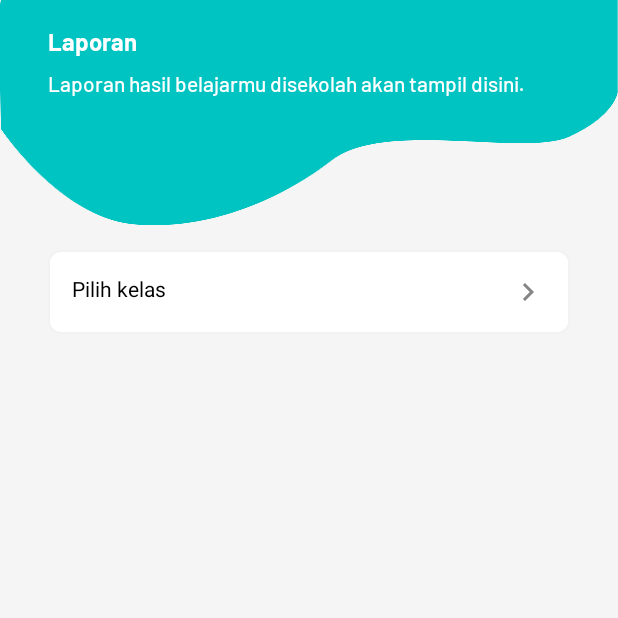
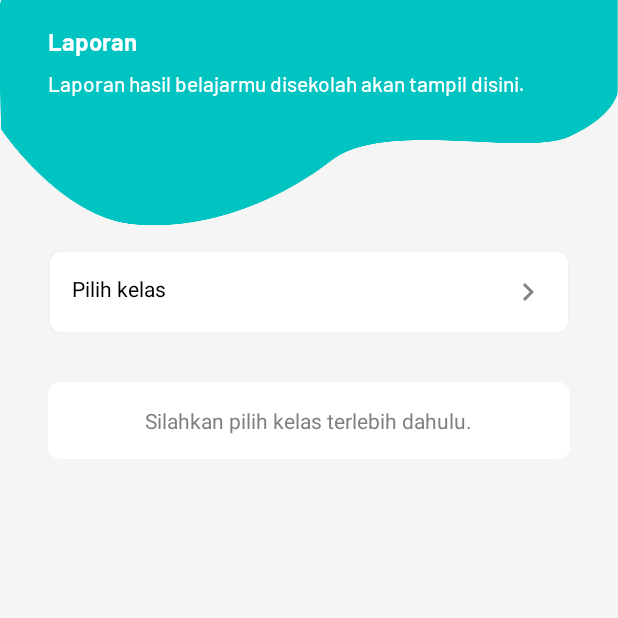
Before and after one commit to cecepfahriazal1997/PenaMob-Android, an Android app: the fragment Report shown on its own in the app's theme, on a phone screen of 412 x 824 dp, the top half of it. Run offline under Robolectric (Android 15) with nearby library versions, the phone set to English and light mode, and no system bars; 1 statement that could not run was skipped.

Commit message:
feat: implement APIs report

```diff
--- a/app/src/main/java/com/nita/penamob/activity/Picker.java
+++ b/app/src/main/java/com/nita/penamob/activity/Picker.java
@@ -106,7 +106,9 @@ public class Picker extends BaseController implements View.OnClickListener {
     @Override
     public void onClick(View v) {
         switch (v.getId()) {
-
+            case R.id.back:
+                finish();
+                break;
         }
     }
 }
--- a/app/src/main/java/com/nita/penamob/api/Service.java
+++ b/app/src/main/java/com/nita/penamob/api/Service.java
@@ -46,7 +46,7 @@ public class Service {
     public String quizStart = baseUrl + "student/quiz/start?lessons_id=";
     public String quizSave = baseUrl + "student/quiz/save";
     public String quizStop = baseUrl + "student/quiz/stop";
-    public String report = baseUrl + "student/report";
+    public String report = baseUrl + "student/report?course_id=";
 
     public String bodyResponse = "data";
 
--- a/app/src/main/java/com/nita/penamob/fragment/Report.java
+++ b/app/src/main/java/com/nita/penamob/fragment/Report.java
@@ -5,6 +5,7 @@ import android.os.Bundle;
 import android.view.LayoutInflater;
 import android.view.View;
 import android.view.ViewGroup;
+import android.widget.LinearLayout;
 import android.widget.RelativeLayout;
 import android.widget.TextView;
 
@@ -13,28 +14,35 @@ import androidx.activity.result.ActivityResultCallback;
 import androidx.activity.result.ActivityResultLauncher;
 import androidx.activity.result.contract.ActivityResultContracts;
 import androidx.fragment.app.Fragment;
+import androidx.recyclerview.widget.LinearLayoutManager;
 import androidx.recyclerview.widget.RecyclerView;
 
 import com.nita.penamob.R;
 import com.nita.penamob.activity.Dashboard;
 import com.nita.penamob.activity.Picker;
-import com.nita.penamob.adapter.GridMenuAdapter;
-import com.nita.penamob.model.GridMenuModel;
+import com.nita.penamob.adapter.LearningPathAdapter;
+import com.nita.penamob.api.Service;
+import com.nita.penamob.model.LearningPathModel;
+import com.nita.penamob.model.LessonsModel;
 
+import org.json.JSONArray;
 import org.json.JSONObject;
 
 import java.util.ArrayList;
 import java.util.List;
+import java.util.Map;
 
 public class Report extends Fragment implements View.OnClickListener {
     private Dashboard parent;
-    private RecyclerView listMenu;
+    private RecyclerView list;
+    private LinearLayout emptyState;
+    private TextView messageEmptyState;
     private RelativeLayout contentCourses;
     private TextView courses;
-    private GridMenuAdapter adapter;
-    private List<GridMenuModel> lists = new ArrayList<>();
     private final int GET_COURSES = 0;
-    private String tmpCoursesId = "";
+    private String coursesId = "";
+    private LearningPathAdapter adapter;
+    private List<LearningPathModel> lists = new ArrayList<>();
 
     public Report() {
     }
@@ -58,11 +66,81 @@ public class Report extends Fragment implements View.OnClickListener {
     private void findView(View rootView) {
         contentCourses = rootView.findViewById(R.id.content_courses);
         courses = rootView.findViewById(R.id.courses);
-        listMenu = rootView.findViewById(R.id.list_menu);
+        list = rootView.findViewById(R.id.list_menu);
+        emptyState = rootView.findViewById(R.id.empty_state);
+        messageEmptyState = rootView.findViewById(R.id.message);
     }
 
     private void init() {
         contentCourses.setOnClickListener(this::onClick);
+        messageEmptyState.setText("Silahkan pilih kelas terlebih dahulu.");
+    }
+
+    private void fetchData() {
+        lists.clear();
+
+        try {
+            parent.clientApiService.apiService(parent.clientApiService.report + coursesId, null, null, true, new Service.hashMapListener() {
+                @Override
+                public String getHashMap(Map<String, String> hashMap) {
+                    try {
+                        if (hashMap.get("status").equals("true")) {
+                            JSONArray data = new JSONArray(hashMap.get("data"));
+
+                            for (int i = 0; i < data.length(); i++) {
+                                JSONObject detail = data.getJSONObject(i);
+                                JSONArray lesson = detail.getJSONArray("child");
+
+                                List<LessonsModel> listLessons = new ArrayList<>();
+
+                                for (int x = 0; x < lesson.length(); x++) {
+                                    JSONObject lessonDetail = lesson.getJSONObject(x);
+                                    String expired = "";
+
+                                    if (lessonDetail.getInt("is_expired") == 1) {
+                                        expired += parent.functionHelper.convertDateString(lessonDetail.getString("start_date"), "yyyy-MM-dd", "MMM dd, yyyy");
+                                        expired += " s.d ";
+                                        expired += parent.functionHelper.convertDateString(lessonDetail.getString("end_date"), "yyyy-MM-dd", "MMM dd, yyyy");
+                                    }
+
+                                    LessonsModel dataLessons = new LessonsModel(lessonDetail.getString("id"), lessonDetail.getString("name"), lessonDetail.getString("type"), lessonDetail.getString("format"), expired, false);
+                                    dataLessons.setInformation(lessonDetail.getString("score"));
+
+                                    listLessons.add(dataLessons);
+                                }
+
+                                LearningPathModel item = new LearningPathModel(detail.getString("id"), detail.getString("section"), listLessons.size() > 0, listLessons, false, false);
+                                item.setWithScore(true);
+                                lists.add(item);
+                            }
+                            emptyState.setVisibility(View.GONE);
+                        } else {
+                            messageEmptyState.setText("Silahkan pilih kelas terlebih dahulu.");
+                        }
+
+                        LinearLayoutManager layoutManager = new LinearLayoutManager(parent.getApplicationContext(), RecyclerView.VERTICAL, false);
+                        adapter = new LearningPathAdapter(parent.getApplicationContext(), lists, R.layout.item_topic, parent.functionHelper, new LearningPathAdapter.OnClickListener() {
+                            @Override
+                            public void onClickListener(int position, View view) {
+                                LearningPathModel detail = lists.get(position);
+                                if (view.getId() == R.id.contentTopic) {
+                                    lists.get(position).setOpened(!detail.isOpened());
+                                    adapter.notifyDataSetChanged();
+                                }
+                            }
+                        });
+
+                        list.setLayoutManager(layoutManager);
+                        list.setAdapter(adapter);
+                    } catch (Exception er) {
+                        er.printStackTrace();
+                    }
+                    return null;
+                }
+            });
+        } catch (Exception e) {
+            e.printStackTrace();
+        }
     }
 
     ActivityResultLauncher<Intent> activityResultLaunch = registerForActivityResult(
@@ -75,7 +153,9 @@ public class Report extends Fragment implements View.OnClickListener {
                             try {
                                 JSONObject data = new JSONObject(result.getData().getStringExtra("result"));
                                 courses.setText(data.getString("title"));
-                                tmpCoursesId = data.getString("id");
+                                courses.setVisibility(View.VISIBLE);
+                                coursesId = data.getString("id");
+                                fetchData();
                             } catch (Exception e) {
                                 e.printStackTrace();
                             }
@@ -90,6 +170,7 @@ public class Report extends Fragment implements View.OnClickListener {
             case R.id.content_courses:
                 Intent intent = new Intent(getActivity(), Picker.class);
                 intent.putExtra("title", "Pilih Kelas");
+                intent.putExtra("id", coursesId);
                 intent.putExtra("url", parent.clientApiService.courses);
                 intent.putExtra("CODE_RESULT", GET_COURSES);
                 activityResultLaunch.launch(intent);
--- /dev/null
+++ b/app/src/main/res/layout/empty_state.xml
@@ -0,0 +1,29 @@
+<?xml version="1.0" encoding="utf-8"?>
+<LinearLayout xmlns:android="http://schemas.android.com/apk/res/android"
+    xmlns:tools="http://schemas.android.com/tools"
+    android:layout_width="match_parent"
+    android:layout_height="wrap_content"
+    android:background="@drawable/badge_white"
+    android:gravity="center"
+    android:orientation="vertical"
+    android:padding="16dp">
+
+    <TextView
+        android:id="@+id/title"
+        android:layout_width="wrap_content"
+        android:layout_height="wrap_content"
+        android:layout_marginBottom="8dp"
+        android:text="Oops"
+        android:textColor="@color/black"
+        android:textSize="16dp"
+        android:visibility="gone" />
+
+    <TextView
+        android:id="@+id/message"
+        android:layout_width="wrap_content"
+        android:layout_height="wrap_content"
+        android:text="Oops"
+        android:textColor="@color/grayLevel6"
+        android:textSize="14dp"
+        tools:ignore="TextSizeCheck" />
+</LinearLayout>
--- a/app/src/main/res/layout/fragment_report.xml
+++ b/app/src/main/res/layout/fragment_report.xml
@@ -93,12 +93,22 @@
                 android:src="@drawable/arrow_right" />
         </RelativeLayout>
 
-        <androidx.recyclerview.widget.RecyclerView
-            android:id="@+id/list_menu"
+        <RelativeLayout
             android:layout_width="match_parent"
-            android:layout_height="match_parent"
-            android:padding="16dp" />
+            android:layout_height="wrap_content">
 
+            <androidx.recyclerview.widget.RecyclerView
+                android:id="@+id/list_menu"
+                android:layout_width="match_parent"
+                android:layout_height="match_parent"
+                android:padding="16dp" />
+
+            <include
+                android:id="@+id/empty_state"
+                layout="@layout/empty_state"
+                android:layout_width="match_parent"
+                android:layout_height="wrap_content"
+                android:layout_margin="32dp" />
+        </RelativeLayout>
     </LinearLayout>
-
 </RelativeLayout>
```
Also changed, not shown: app/src/main/java/com/nita/penamob/adapter/LearningPathAdapter.java (+13 -5 lines), app/src/main/java/com/nita/penamob/model/LearningPathModel.java (+10 -1 lines), app/src/main/java/com/nita/penamob/model/LessonsModel.java (+9 -1 lines), app/src/main/res/layout/item_picker.xml (+5 -5 lines), app/src/main/res/layout/item_theory.xml (+27 -5 lines).
